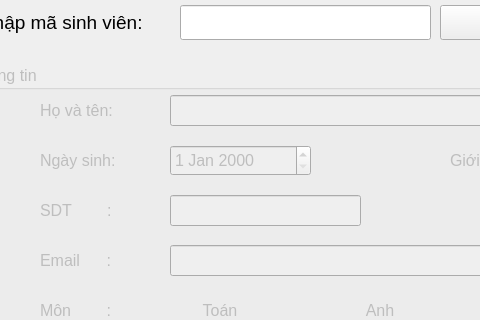
Above: projectPy/viewInfoSV.ui from Nhat2510/project-Python before the change; both pictures show x 150 to 630 and y 155 to 475 of the 1000 by 650 pixel window. Below: the same form after it.
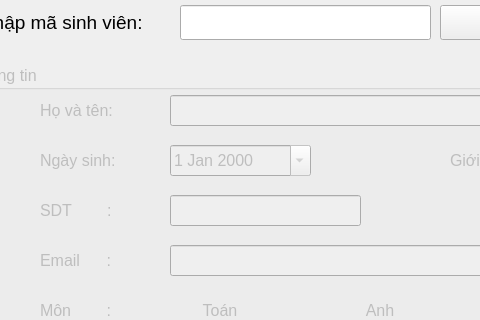
That is the form after the change.

What changed in the file:
```diff
--- a/projectPy/viewInfoSV.ui
+++ b/projectPy/viewInfoSV.ui
@@ -424,6 +424,18 @@
        <height>31</height>
       </rect>
      </property>
+     <property name="readOnly">
+      <bool>true</bool>
+     </property>
+     <property name="keyboardTracking">
+      <bool>true</bool>
+     </property>
+     <property name="showGroupSeparator" stdset="0">
+      <bool>false</bool>
+     </property>
+     <property name="calendarPopup">
+      <bool>true</bool>
+     </property>
     </widget>
    </widget>
    <widget class="QPushButton" name="back">
```
Left out of the diff: 2 changed lines with no effect on the pictures.
